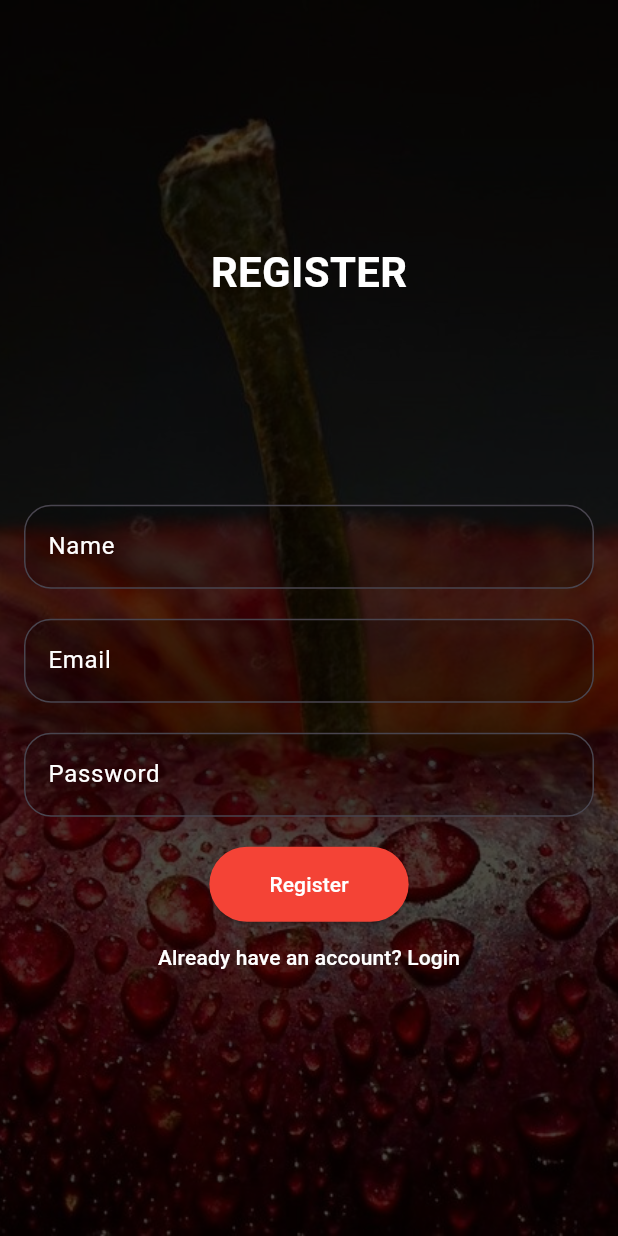
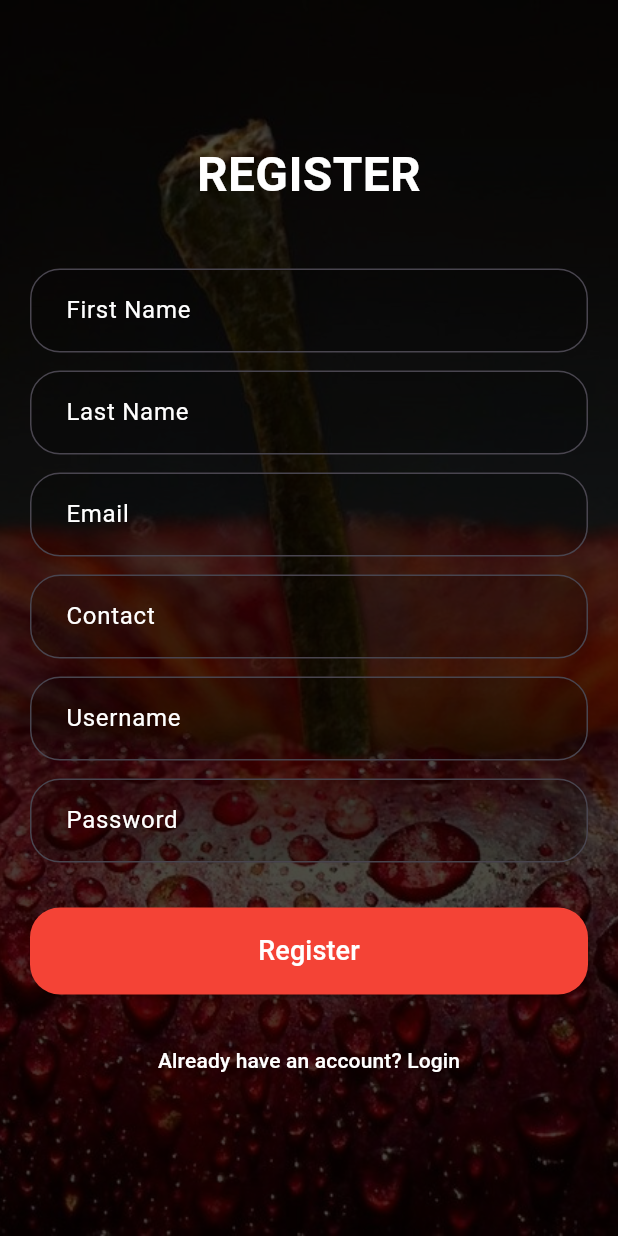
Before and after one commit to himanshuchopade97/nourish, a Flutter app: the RegisterPage screen opened by its route, on a phone screen of 412 x 824 dp. Run offline on Flutter 3.47's test engine with Material 3 defaults, Android fonts, the phone set to English and light mode, and no system bars; our stand-ins replace shared_preferences; accounts and stored records are empty.

Commit message:
updated register page

```diff
--- a/lib/models/login_user.dart
+++ b/lib/models/login_user.dart
@@ -4,7 +4,10 @@ import 'package:flutter/material.dart';
 import 'package:nourish/pages/dashboard.dart';
 
 Future<void> loginUser(BuildContext context, String email, String password) async {
-  final url = Uri.parse('http://192.168.1.8:5000/api/auth/login'); // Update with your login API URL
+
+
+
+  final url = Uri.parse('http://10.24.75.211:5000/api/auth/login'); // Update with your login API URL
 
   final data = {
     'email': email,  // Send email
--- a/lib/models/register_user.dart
+++ b/lib/models/register_user.dart
@@ -1,14 +1,17 @@
 import 'package:http/http.dart' as http;
 import 'dart:convert';
 import 'package:flutter/material.dart';
-import 'package:nourish/pages/loginpage.dart';
+import 'package:nourish/pages/loginpage.dart'; // Ensure correct import
 
-Future<void> registerUser(BuildContext context, String name, String email, String password) async {
-  final url = Uri.parse('http://192.168.1.8:5000/api/auth/register'); // Update with your registration API URL
+Future<void> registerUser(BuildContext context, String firstName, String lastName, String email, String contact, String username, String password) async {
+  final url = Uri.parse('http://10.24.75.211:5000/api/auth/register'); // Update with your registration API URL
 
   final data = {
-    'name': name,
+    'firstName': firstName,
+    'lastName': lastName,
     'email': email,
+    'contact': contact,
+    'username': username,
     'password': password,
   };
 
@@ -20,11 +23,11 @@ Future<void> registerUser(BuildContext context, String name, String email, Strin
     );
 
     if (response.statusCode == 200) {
-      // Registration successful, navigate to login page
+      // Registration successful, navigate to login page or dashboard
       ScaffoldMessenger.of(context).showSnackBar(
-        SnackBar(content: Text('User registered successfully!')),
+        const SnackBar(content: Text('User registered successfully!')),
       );
-      Navigator.pushReplacementNamed(context, '/dashboard');
+      Navigator.pushReplacementNamed(context, '/dashboard'); // Or '/login' if you want to navigate to login first
     } else {
       // Handle error
       ScaffoldMessenger.of(context).showSnackBar(
@@ -35,7 +38,7 @@ Future<void> registerUser(BuildContext context, String name, String email, Strin
     // Handle network error
     print('Error: $e');
     ScaffoldMessenger.of(context).showSnackBar(
-      SnackBar(content: Text('Network error! Please try again later.')),
+      const SnackBar(content: Text('Network error! Please try again later.')),
     );
   }
 }
--- a/lib/pages/registerpage.dart
+++ b/lib/pages/registerpage.dart
@@ -1,19 +1,20 @@
 import 'package:flutter/material.dart';
 import 'package:nourish/models/register_user.dart';
-import 'package:nourish/pages/loginpage.dart'; // Import Login Page
+import 'package:nourish/pages/loginpage.dart';
 
 class RegisterPage extends StatefulWidget {
   const RegisterPage({super.key});
 
   @override
-  // ignore: library_private_types_in_public_api
   _RegisterPageState createState() => _RegisterPageState();
 }
 
 class _RegisterPageState extends State<RegisterPage> {
-  // Controllers for name, email, and password fields
-  final TextEditingController _nameController = TextEditingController();
+  final TextEditingController _firstNameController = TextEditingController();
+  final TextEditingController _lastNameController = TextEditingController();
   final TextEditingController _emailController = TextEditingController();
+  final TextEditingController _contactController = TextEditingController();
+  final TextEditingController _usernameController = TextEditingController();
   final TextEditingController _passwordController = TextEditingController();
 
   @override
@@ -21,7 +22,6 @@ class _RegisterPageState extends State<RegisterPage> {
     return Scaffold(
       body: Stack(
         children: [
-          // Background image
           Container(
             decoration: const BoxDecoration(
               image: DecorationImage(
@@ -30,109 +30,100 @@ class _RegisterPageState extends State<RegisterPage> {
               ),
             ),
           ),
-          // Overlay
           Container(
             color: Colors.black.withOpacity(0.7),
             child: Center(
               child: SingleChildScrollView(
-                padding: const EdgeInsets.all(16.0),
+                padding: const EdgeInsets.all(20.0),
                 child: Column(
                   mainAxisAlignment: MainAxisAlignment.center,
+                  crossAxisAlignment: CrossAxisAlignment.stretch,
                   children: [
                     const Text(
                       'REGISTER',
+                      textAlign: TextAlign.center,
                       style: TextStyle(
                         color: Colors.white,
-                        fontSize: 28,
+                        fontSize: 32,
                         fontWeight: FontWeight.bold,
                       ),
                     ),
-
-                    const SizedBox(height: 135),
-
-                    // Name Field
-                    TextField(
-                      controller: _nameController,
-                      decoration: InputDecoration(
-                        labelText: 'Name',
-                        labelStyle: const TextStyle(color: Colors.white),
-                        hintText: 'Full Name',
-                        hintStyle: const TextStyle(color: Colors.white54),
-                        filled: true,
-                        fillColor: Colors.black.withOpacity(0.2),
-                        border: OutlineInputBorder(
-                          borderRadius: BorderRadius.circular(18.0),
-                        ),
-                      ),
-                      style: const TextStyle(color: Colors.white),
+                    const SizedBox(height: 40),
+                    _buildTextField(
+                      controller: _firstNameController,
+                      labelText: 'First Name',
+                      hintText: 'Enter your first name',
                     ),
-
-                    const SizedBox(height: 20),
-
-                    // Email Field
-                    TextField(
+                    const SizedBox(height: 12),
+                    _buildTextField(
+                      controller: _lastNameController,
+                      labelText: 'Last Name',
+                      hintText: 'Enter your last name',
+                    ),
+                    const SizedBox(height: 12),
+                    _buildTextField(
                       controller: _emailController,
-                      decoration: InputDecoration(
-                        labelText: 'Email',
-                        labelStyle: const TextStyle(color: Colors.white),
-                        hintText: 'Email',
-                        hintStyle: const TextStyle(color: Colors.white54),
-                        filled: true,
-                        fillColor: Colors.black.withOpacity(0.2),
-                        border: OutlineInputBorder(
-                          borderRadius: BorderRadius.circular(18.0),
-                        ),
-                      ),
-                      style: const TextStyle(color: Colors.white),
+                      labelText: 'Email',
+                      hintText: 'Enter your email',
+                      keyboardType: TextInputType.emailAddress,
                     ),
-
-                    const SizedBox(height: 20),
-
-                    // Password Field
-                    TextField(
+                    const SizedBox(height: 12),
+                    _buildTextField(
+                      controller: _contactController,
+                      labelText: 'Contact',
+                      hintText: 'Enter your contact number',
+                      keyboardType: TextInputType.phone,
+                    ),
+                    const SizedBox(height: 12),
+                    _buildTextField(
+                      controller: _usernameController,
+                      labelText: 'Username',
+                      hintText: 'Choose a username',
+                    ),
+                    const SizedBox(height: 12),
+                    _buildTextField(
                       controller: _passwordController,
+                      labelText: 'Password',
+                      hintText: 'Enter your password',
                       obscureText: true,
-                      decoration: InputDecoration(
-                        labelText: 'Password',
-                        labelStyle: const TextStyle(color: Colors.white),
-                        hintText: 'Password',
-                        hintStyle: const TextStyle(color: Colors.white54),
-                        filled: true,
-                        fillColor: Colors.black.withOpacity(0.2),
-                        border: OutlineInputBorder(
-                          borderRadius: BorderRadius.circular(18.0),
-                        ),
-                      ),
-                      style: const TextStyle(color: Colors.white),
                     ),
-
-                    const SizedBox(height: 20),
-
-                    // Submit Button
+                    const SizedBox(height: 30),
                     ElevatedButton(
                       onPressed: () {
-                        // Call the register function with name, email, and password
                         registerUser(
                           context,
-                          _nameController.text,
+                          _firstNameController.text,
+                          _lastNameController.text,
                           _emailController.text,
+                          _contactController.text,
+                          _usernameController.text,
                           _passwordController.text,
                         );
                       },
                       style: ElevatedButton.styleFrom(
                         backgroundColor: Colors.red,
                         foregroundColor: Colors.white,
-                        padding: const EdgeInsets.symmetric(horizontal: 40, vertical: 15),
+                        padding: const EdgeInsets.symmetric(vertical: 16),
+                        shape: RoundedRectangleBorder(
+                          borderRadius: BorderRadius.circular(20),
+                        ),
                       ),
-                      child: const Text('Register'),
+                      child: const Text(
+                        'Register',
+                        style: TextStyle(fontSize: 18),
+                      ),
                     ),
-
-                    // Redirect to login page
+                    const SizedBox(height: 20),
                     TextButton(
                       onPressed: () {
-                        Navigator.pushReplacement(
+                        registerUser(
                           context,
-                          MaterialPageRoute(builder: (context) => const LoginPage()),
+                          _firstNameController.text,
+                          _lastNameController.text,
+                          _emailController.text,
+                          _contactController.text,
+                          _usernameController.text,
+                          _passwordController.text,
                         );
                       },
                       child: const Text(
@@ -149,4 +140,32 @@ class _RegisterPageState extends State<RegisterPage> {
       ),
     );
   }
+
+  Widget _buildTextField({
+    required TextEditingController controller,
+    required String labelText,
+    required String hintText,
+    bool obscureText = false,
+    TextInputType keyboardType = TextInputType.text,
+  }) {
+    return TextField(
+      controller: controller,
+      obscureText: obscureText,
+      keyboardType: keyboardType,
+      decoration: InputDecoration(
+        labelText: labelText,
+        labelStyle: const TextStyle(color: Colors.white),
+        hintText: hintText,
+        hintStyle: const TextStyle(color: Colors.white54),
+        filled: true,
+        fillColor: Colors.black.withOpacity(0.2),
+        border: OutlineInputBorder(
+          borderRadius: BorderRadius.circular(20.0),
+        ),
+        contentPadding:
+            const EdgeInsets.symmetric(horizontal: 20, vertical: 16),
+      ),
+      style: const TextStyle(color: Colors.white),
+    );
+  }
 }
```
Also changed, not shown: 4 other files.
